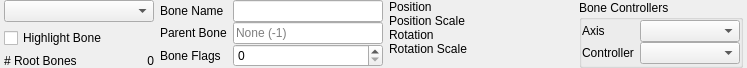
Old version of the form src/hlam/plugins/halflife/studiomodel/ui/dockpanels/BonesPanel.ui in the repository SamVanheer/HalfLifeAssetManager.
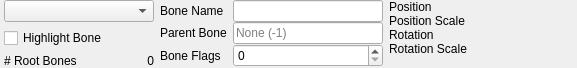
New version of the form. Custom widgets are drawn as their Qt base class.

Commit message: Remove bone controller option from bones panel

What changed in the file:
```diff
--- a/src/hlam/plugins/halflife/studiomodel/ui/dockpanels/BonesPanel.ui
+++ b/src/hlam/plugins/halflife/studiomodel/ui/dockpanels/BonesPanel.ui
@@ -6,7 +6,7 @@
    <rect>
     <x>0</x>
     <y>0</y>
-    <width>727</width>
+    <width>566</width>
     <height>70</height>
    </rect>
   </property>
@@ -398,149 +398,6 @@
      </item>
     </layout>
    </item>
-   <item>
-    <widget class="QGroupBox" name="BoneControllers">
-     <property name="title">
-      <string>Bone Controllers</string>
-     </property>
-     <property name="flat">
-      <bool>true</bool>
-     </property>
-     <layout class="QGridLayout" name="gridLayout_7">
-      <property name="leftMargin">
-       <number>0</number>
-      </property>
-      <property name="topMargin">
-       <number>0</number>
-      </property>
-      <property name="rightMargin">
-       <number>0</number>
-      </property>
-      <property name="bottomMargin">
-       <number>0</number>
-      </property>
-      <property name="verticalSpacing">
-       <number>0</number>
-      </property>
-      <item row="0" column="0">
-       <widget class="QLabel" name="label_16">
-        <property name="sizePolicy">
-         <sizepolicy hsizetype="Fixed" vsizetype="Preferred">
-          <horstretch>0</horstretch>
-          <verstretch>0</verstretch>
-         </sizepolicy>
-        </property>
-        <property name="text">
-         <string>Axis</string>
-        </property>
-       </widget>
-      </item>
-      <item row="1" column="0">
-       <widget class="QLabel" name="label_17">
-        <property name="sizePolicy">
-         <sizepolicy hsizetype="Fixed" vsizetype="Preferred">
-          <horstretch>0</horstretch>
-          <verstretch>0</verstretch>
-         </sizepolicy>
-        </property>
-        <property name="text">
-         <string>Controller</string>
-        </property>
-       </widget>
-      </item>
-      <item row="0" column="1">
-       <widget class="QComboBox" name="BoneControllerAxis">
-        <property name="sizePolicy">
-         <sizepolicy hsizetype="Preferred" vsizetype="Fixed">
-          <horstretch>0</horstretch>
-          <verstretch>0</verstretch>
-         </sizepolicy>
-        </property>
-        <property name="minimumSize">
-         <size>
-          <width>100</width>
-          <height>0</height>
-         </size>
-        </property>
-        <property name="maximumSize">
-         <size>
-          <width>16777215</width>
-          <height>16777215</height>
-         </size>
-        </property>
-        <property name="currentIndex">
-         <number>-1</number>
-        </property>
-        <item>
-         <property name="text">
-          <string>X</string>
-         </property>
-        </item>
-        <item>
-         <property name="text">
-          <string>Y</string>
-         </property>
-        </item>
-        <item>
-         <property name="text">
-          <string>Z</string>
-         </property>
-        </item>
-        <item>
-         <property name="text">
-          <string>XR</string>
-         </property>
-        </item>
-        <item>
-         <property name="text">
-          <string>XY</string>
-         </property>
-        </item>
-        <item>
-         <property name="text">
-          <string>XZ</string>
-         </property>
-        </item>
-       </widget>
-      </item>
-      <item row="1" column="1">
-       <widget class="QComboBox" name="BoneController">
-        <property name="sizePolicy">
-         <sizepolicy hsizetype="Preferred" vsizetype="Fixed">
-          <horstretch>0</horstretch>
-          <verstretch>0</verstretch>
-         </sizepolicy>
-        </property>
-        <property name="minimumSize">
-         <size>
-          <width>100</width>
-          <height>0</height>
-         </size>
-        </property>
-        <property name="maximumSize">
-         <size>
-          <width>16777215</width>
-          <height>16777215</height>
-         </size>
-        </property>
-       </widget>
-      </item>
-      <item row="2" column="0" colspan="2">
-       <spacer name="verticalSpacer_3">
-        <property name="orientation">
-         <enum>Qt::Vertical</enum>
-        </property>
-        <property name="sizeHint" stdset="0">
-         <size>
-          <width>20</width>
-          <height>0</height>
-         </size>
-        </property>
-       </spacer>
-      </item>
-     </layout>
-    </widget>
-   </item>
   </layout>
  </widget>
  <customwidgets>
```
The commit also changes 6 other files.
